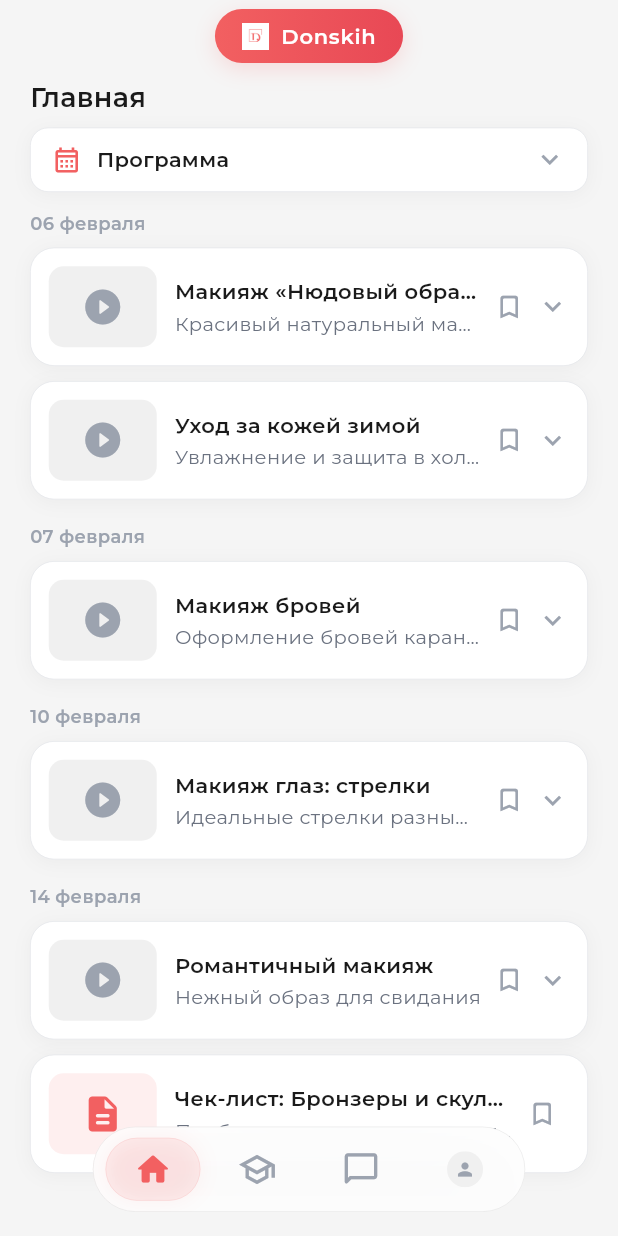
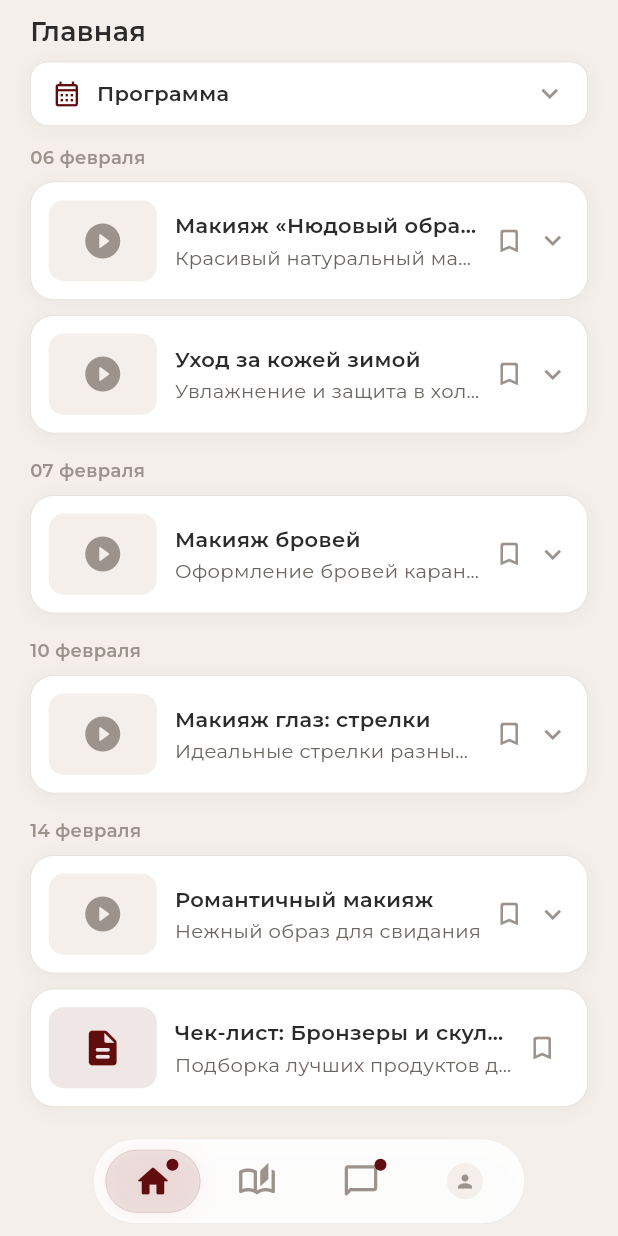
Before and after one commit to isikjon/donskih, a Flutter app: the HomeScreen screen opened by its route, item 2 of the bottom bar chosen, after a tap on the "home" icon, on a phone screen of 412 x 824 dp. Run offline on Flutter 3.47's test engine with Material 3 defaults, Android fonts, the phone set to English and light mode, and no system bars; drawn by our look-alikes of cached_network_image; our stand-ins replace google_fonts; network calls fail.

Commit message:
101% 22.02.2026

```diff
--- a/lib/core/theme/app_colors.dart
+++ b/lib/core/theme/app_colors.dart
@@ -3,27 +3,31 @@ import 'package:flutter/material.dart';
 class AppColors {
   AppColors._();
 
-  static const Color primary = Color(0xFFF26061);
-  static const Color primaryLight = Color(0x1AF26061);
-  static const Color primaryDark = Color(0xFFD94A4B);
+  static const Color primary = Color(0xFF610C0D);
+  static const Color primaryLight = Color(0x1A610C0D);
+  static const Color primaryDark = Color(0xFF4A0809);
+  static const Color primarySoft = Color(0xFFB23A3A);
 
-  static const Color background = Color(0xFFF5F5F5);
+  static const Color background = Color(0xFFF4EFEA);
   static const Color surface = Color(0xFFFFFFFF);
-  static const Color surfaceSecondary = Color(0xFFF0F0F0);
-  static const Color surfaceTertiary = Color(0xFFE8E8E8);
+  static const Color surfaceSecondary = Color(0xFFF4EFEA);
+  static const Color surfaceTertiary = Color(0xFFEBE4DD);
 
-  static const Color glassFill = Color(0xDFFFFFFF);
+  static const Color glassFill = Color(0xE6FFFFFF);
   static const Color glassBorder = Color(0x14000000);
   static const Color glassHighlight = Color(0x0DFFFFFF);
 
-  static const Color textPrimary = Color(0xFF1A1A1A);
-  static const Color textSecondary = Color(0xFF6B7280);
-  static const Color textTertiary = Color(0xFF9CA3AF);
+  static const Color textPrimary = Color(0xFF2B2B2B);
+  static const Color textSecondary = Color(0xFF6B6460);
+  static const Color textTertiary = Color(0xFF9C938D);
   static const Color textOnPrimary = Color(0xFFFFFFFF);
 
-  static const Color border = Color(0xFFE5E7EB);
-  static const Color borderLight = Color(0xFFF3F4F6);
-  static const Color divider = Color(0xFFE5E7EB);
+  static const Color border = Color(0xFFE5DDD6);
+  static const Color borderLight = Color(0xFFF0EAE4);
+  static const Color divider = Color(0xFFE5DDD6);
+
+  static const Color myMessage = Color(0xFFE8C4C4);
+  static const Color otherMessage = Color(0xFFF2DADA);
 
   static const Color success = Color(0xFF22C55E);
   static const Color error = Color(0xFFEF4444);
--- a/lib/ui/components/app_bottom_nav.dart
+++ b/lib/ui/components/app_bottom_nav.dart
@@ -20,7 +20,7 @@ class AppBottomNav extends StatelessWidget {
       margin: EdgeInsets.only(
         left: mq.size.width * 0.15,
         right: mq.size.width * 0.15,
-        bottom: mq.padding.bottom + 16,
+        bottom: mq.padding.bottom + 8,
       ),
       child: ClipRRect(
         borderRadius: BorderRadius.circular(40),
@@ -62,10 +62,11 @@ class AppBottomNav extends StatelessWidget {
                           activeIcon: Icons.home_rounded,
                           isActive: currentIndex == 0,
                           onTap: () => onTap(0),
+                          showDot: true,
                         ),
                     _NavItem(
-                          icon: Icons.school_outlined,
-                          activeIcon: Icons.school_rounded,
+                          icon: Icons.auto_stories_outlined,
+                          activeIcon: Icons.auto_stories_rounded,
                           isActive: currentIndex == 1,
                           onTap: () => onTap(1),
                         ),
@@ -74,6 +75,7 @@ class AppBottomNav extends StatelessWidget {
                           activeIcon: Icons.chat_bubble_rounded,
                           isActive: currentIndex == 2,
                           onTap: () => onTap(2),
+                          showDot: true,
                         ),
                         _ProfileNavItem(
                           isActive: currentIndex == 3,
@@ -117,12 +119,14 @@ class _NavItem extends StatelessWidget {
   final IconData activeIcon;
   final bool isActive;
   final VoidCallback onTap;
+  final bool showDot;
 
   const _NavItem({
     required this.icon,
     required this.activeIcon,
     required this.isActive,
     required this.onTap,
+    this.showDot = false,
   });
 
   @override
@@ -133,7 +137,10 @@ class _NavItem extends StatelessWidget {
         child: SizedBox(
           height: 46,
           child: Center(
-            child: AnimatedSwitcher(
+            child: Stack(
+              clipBehavior: Clip.none,
+              children: [
+                AnimatedSwitcher(
                   duration: const Duration(milliseconds: 200),
                   transitionBuilder: (child, animation) {
                     return ScaleTransition(scale: animation, child: child);
@@ -144,6 +151,21 @@ class _NavItem extends StatelessWidget {
                     color: isActive ? AppColors.primary : AppColors.textTertiary,
                     size: 26,
                   ),
+                ),
+                if (showDot)
+                  Positioned(
+                    top: -2,
+                    right: -4,
+                    child: Container(
+                      width: 8,
+                      height: 8,
+                      decoration: const BoxDecoration(
+                        color: AppColors.primary,
+                        shape: BoxShape.circle,
+                      ),
+                    ),
+                  ),
+              ],
             ),
           ),
         ),
--- a/lib/ui/screens/chat/chat_tab.dart
+++ b/lib/ui/screens/chat/chat_tab.dart
@@ -85,14 +85,18 @@ class _ChatTabState extends State<ChatTab> {
             },
           ),
         ),
-        Container(
-          padding: const EdgeInsets.symmetric(horizontal: 12, vertical: 10),
-          decoration: const BoxDecoration(
-            color: AppColors.surface,
-            border: Border(top: BorderSide(color: AppColors.border, width: 0.5)),
+        Padding(
+          padding: EdgeInsets.only(
+            bottom: MediaQuery.of(context).viewInsets.bottom > 0
+                ? MediaQuery.of(context).viewInsets.bottom
+                : 80,
           ),
-          child: SafeArea(
-            top: false,
+          child: Container(
+            padding: const EdgeInsets.symmetric(horizontal: 12, vertical: 10),
+            decoration: const BoxDecoration(
+              color: AppColors.surface,
+              border: Border(top: BorderSide(color: AppColors.border, width: 0.5)),
+            ),
             child: Row(
               children: [
                 IconButton(
@@ -131,7 +135,7 @@ class _ChatTabState extends State<ChatTab> {
                       color: AppColors.primary,
                       shape: BoxShape.circle,
                     ),
-                    child: const Icon(Icons.arrow_upward_rounded, color: Colors.white, size: 20),
+                    child: const Icon(Icons.arrow_upward_rounded, color: AppColors.textOnPrimary, size: 20),
                   ),
                 ),
               ],
@@ -177,14 +181,14 @@ class _MessageBubble extends StatelessWidget {
             child: Container(
               padding: const EdgeInsets.symmetric(horizontal: 14, vertical: 10),
               decoration: BoxDecoration(
-                color: message.isMe ? AppColors.primary : AppColors.surface,
+                color: message.isMe ? AppColors.myMessage : AppColors.otherMessage,
                 borderRadius: BorderRadius.only(
                   topLeft: const Radius.circular(16),
                   topRight: const Radius.circular(16),
                   bottomLeft: Radius.circular(message.isMe ? 16 : 4),
                   bottomRight: Radius.circular(message.isMe ? 4 : 16),
                 ),
-                border: message.isMe ? null : Border.all(color: AppColors.border, width: 0.5),
+                border: Border.all(color: AppColors.border, width: 0.5),
                 boxShadow: const [
                   BoxShadow(color: AppColors.shadow, blurRadius: 4, offset: Offset(0, 1)),
                 ],
@@ -203,7 +207,7 @@ class _MessageBubble extends StatelessWidget {
                   Text(
                     message.text,
                     style: AppTypography.bodyMedium.copyWith(
-                      color: message.isMe ? Colors.white : AppColors.textPrimary,
+                      color: AppColors.textPrimary,
                     ),
                   ),
                   const SizedBox(height: 3),
@@ -213,7 +217,7 @@ class _MessageBubble extends StatelessWidget {
                       message.time,
                       style: AppTypography.labelSmall.copyWith(
                         fontSize: 10,
-                        color: message.isMe ? Colors.white70 : AppColors.textTertiary,
+                        color: AppColors.textTertiary,
                       ),
                     ),
                   ),
--- a/lib/ui/screens/home/base_tab.dart
+++ b/lib/ui/screens/home/base_tab.dart
@@ -15,14 +15,12 @@ class BaseTab extends StatelessWidget {
       children: [
         Padding(
           padding: const EdgeInsets.fromLTRB(20, 8, 20, 8),
-          child: Text('База', style: AppTypography.headlineSmall),
+          child: Text('База Знаний', style: AppTypography.headlineSmall),
         ),
         Expanded(
           child: ListView(
             padding: const EdgeInsets.symmetric(horizontal: 20),
             children: [
-              Text('То с чего начать', style: AppTypography.titleMedium),
-              const SizedBox(height: 12),
               AppExpandableBlock(
                 title: 'Видео Урок 1',
                 icon: Icons.play_circle_outline,
@@ -237,8 +235,16 @@ class _SubLessonCard extends StatelessWidget {
             color: AppColors.surfaceSecondary,
             borderRadius: BorderRadius.circular(AppSpacing.radiusSmall),
           ),
-          child: const Center(
-            child: Icon(Icons.play_circle_filled, color: AppColors.textTertiary, size: 28),
+          child: Center(
+            child: Container(
+              width: 36,
+              height: 36,
+              decoration: BoxDecoration(
+                color: AppColors.surface,
+                borderRadius: BorderRadius.circular(10),
+              ),
+              child: const Icon(Icons.play_arrow_rounded, color: AppColors.primary, size: 20),
+            ),
           ),
         ),
         const SizedBox(width: 12),
--- a/lib/ui/screens/home/home_screen.dart
+++ b/lib/ui/screens/home/home_screen.dart
@@ -1,6 +1,5 @@
 import 'package:flutter/material.dart';
 import '../../../core/theme/app_colors.dart';
-import '../../../core/theme/app_typography.dart';
 import '../../components/app_bottom_nav.dart';
 import '../content/content_tab.dart';
 import '../home/base_tab.dart';
@@ -29,24 +28,12 @@ class _HomeScreenState extends State<HomeScreen> {
     return Scaffold(
       extendBody: true,
       backgroundColor: AppColors.background,
-      body: Stack(
-        children: [
-          Padding(
-            padding: EdgeInsets.only(
-              top: MediaQuery.of(context).padding.top + 44,
-            ),
-            child: IndexedStack(
-              index: _currentIndex,
-              children: _tabs,
-            ),
-          ),
-          Positioned(
-            top: MediaQuery.of(context).padding.top + 6,
-            left: 0,
-            right: 0,
-            child: const _DynamicIsland(),
-          ),
-        ],
+      body: SafeArea(
+        bottom: false,
+        child: IndexedStack(
+          index: _currentIndex,
+          children: _tabs,
+        ),
       ),
       bottomNavigationBar: AppBottomNav(
         currentIndex: _currentIndex,
@@ -55,43 +42,3 @@ class _HomeScreenState extends State<HomeScreen> {
     );
   }
 }
-
-class _DynamicIsland extends StatelessWidget {
-  const _DynamicIsland();
-
-  @override
-  Widget build(BuildContext context) {
-    return Center(
-      child: Container(
-        padding: const EdgeInsets.symmetric(horizontal: 18, vertical: 8),
-        decoration: BoxDecoration(
-          gradient: const LinearGradient(
-            colors: [Color(0xFFF26061), Color(0xFFE84855)],
-          ),
-          borderRadius: BorderRadius.circular(22),
-          boxShadow: const [
-            BoxShadow(
-              color: Color(0x30F26061),
-              blurRadius: 12,
-              offset: Offset(0, 4),
-            ),
-          ],
-        ),
-        child: Row(
-          mainAxisSize: MainAxisSize.min,
-          children: [
-            Image.asset('assets/images/logo.png', width: 18, height: 18),
-            const SizedBox(width: 8),
-            Text(
-              'Donskih',
-              style: AppTypography.titleSmall.copyWith(
-                color: Colors.white,
-                letterSpacing: 0.5,
-              ),
-            ),
-          ],
-        ),
-      ),
-    );
-  }
-}
```
Lines whose indentation alone changed are shown as unchanged.
